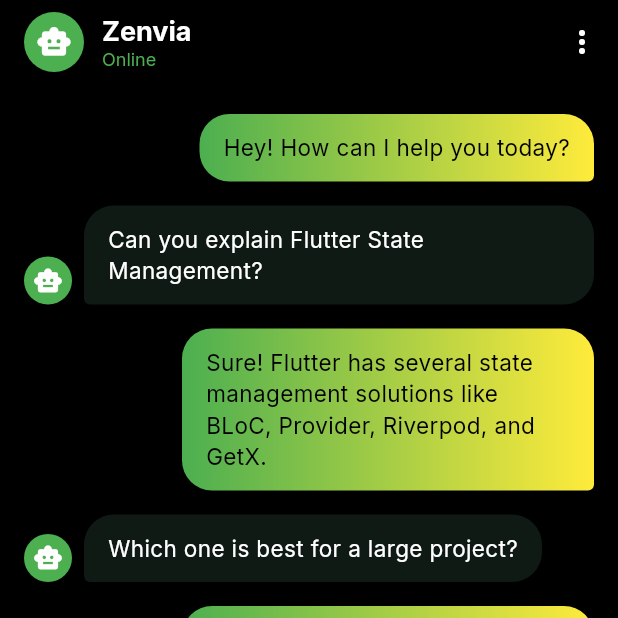
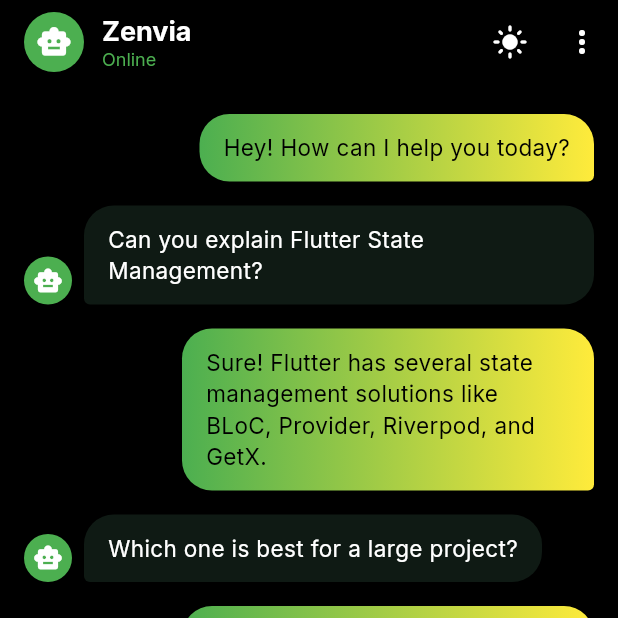
Before and after one commit to Ananduudayan180/flutter-ai-bot, a Flutter app: the screen it shows after launch, after a tap on "Get Started", on a phone screen of 412 x 824 dp, the top half of it. Run offline on Flutter 3.47's test engine with Material 3 defaults, Android fonts, the phone set to English and light mode, and no system bars; our stand-ins replace flutter_riverpod, google_fonts, shared_preferences.

Commit message:
feat(theme): add light and dark theme with Riverpod and SharedPrefs

```diff
--- /dev/null
+++ b/lib/core/theme/theme_mode_notifier.dart
@@ -0,0 +1,30 @@
+import 'package:flutter/material.dart';
+import 'package:flutter_riverpod/flutter_riverpod.dart';
+import 'package:shared_preferences/shared_preferences.dart';
+
+class ThemeModeNotifier extends Notifier<ThemeMode> {
+  @override
+  ThemeMode build() {
+    loadSavedTheme();
+    return ThemeMode.dark;
+  }
+
+  Future loadSavedTheme() async {
+    final prefs = await SharedPreferences.getInstance();
+    final isDark = prefs.getBool('isDark');
+    if (isDark == null) {
+      return;
+    }
+    state = isDark ? ThemeMode.dark : ThemeMode.light;
+  }
+
+  Future toggleTheme() async {
+    state = state == ThemeMode.dark ? ThemeMode.light : ThemeMode.dark;
+    final prefs = await SharedPreferences.getInstance();
+    prefs.setBool('isDark', state == ThemeMode.dark);
+  }
+}
+
+final themeModeProvider = NotifierProvider<ThemeModeNotifier, ThemeMode>(
+  ThemeModeNotifier.new,
+);
--- a/lib/features/chat/presentation/widgets/chat_app_bar.dart
+++ b/lib/features/chat/presentation/widgets/chat_app_bar.dart
@@ -1,14 +1,17 @@
 import 'package:flutter/material.dart';
+import 'package:flutter_ai_bot/core/theme/theme_mode_notifier.dart';
+import 'package:flutter_riverpod/flutter_riverpod.dart';
 
-class ChatAppBar extends StatelessWidget implements PreferredSizeWidget {
+class ChatAppBar extends ConsumerWidget implements PreferredSizeWidget {
   const ChatAppBar({super.key});
 
   @override
   Size get preferredSize => const Size.fromHeight(kToolbarHeight);
 
   @override
-  Widget build(BuildContext context) {
+  Widget build(BuildContext context, WidgetRef ref) {
     final colorScheme = Theme.of(context).colorScheme;
+    final themeMode = ref.read(themeModeProvider);
     return AppBar(
       title: Row(
         children: [
@@ -34,7 +37,15 @@
           ),
         ],
       ),
-      actions: [IconButton(icon: Icon(Icons.more_vert), onPressed: () {})],
+      actions: [
+        IconButton(
+          icon: Icon(
+            themeMode == ThemeMode.light ? Icons.dark_mode : Icons.light_mode,
+          ),
+          onPressed: () => ref.read(themeModeProvider.notifier).toggleTheme(),
+        ),
+        IconButton(icon: Icon(Icons.more_vert), onPressed: () {}),
+      ],
     );
   }
 }
--- a/lib/main.dart
+++ b/lib/main.dart
@@ -1,20 +1,25 @@
 import 'package:flutter/material.dart';
 import 'package:flutter_ai_bot/core/theme/app_theme.dart';
+import 'package:flutter_ai_bot/core/theme/theme_mode_notifier.dart';
 import 'package:flutter_ai_bot/features/onboarding/presentation/screens/onboarding_view.dart';
+import 'package:flutter_riverpod/flutter_riverpod.dart';
 
 void main() {
-  runApp(const MyApp());
+  runApp(ProviderScope(child: const MyApp()));
 }
 
-class MyApp extends StatelessWidget {
+class MyApp extends ConsumerWidget {
   const MyApp({super.key});
 
   @override
-  Widget build(BuildContext context) {
+  Widget build(BuildContext context, WidgetRef ref) {
+    final themeMode = ref.watch(themeModeProvider);
     return MaterialApp(
       debugShowCheckedModeBanner: false,
       title: 'Flutter Ai App',
-      theme: darkTheme,
+      theme: lightTheme,
+      darkTheme: darkTheme,
+      themeMode: themeMode,
       home: const OnboardingView(),
     );
   }
--- a/pubspec.yaml
+++ b/pubspec.yaml
@@ -35,6 +35,8 @@
   # Use with the CupertinoIcons class for iOS style icons.
   cupertino_icons: ^1.0.8
   google_fonts: ^8.2.1
+  flutter_riverpod: ^2.6.1
+  shared_preferences: ^2.5.3
 
 dev_dependencies:
   flutter_test:
```
Also changed, not shown: pubspec.lock.
